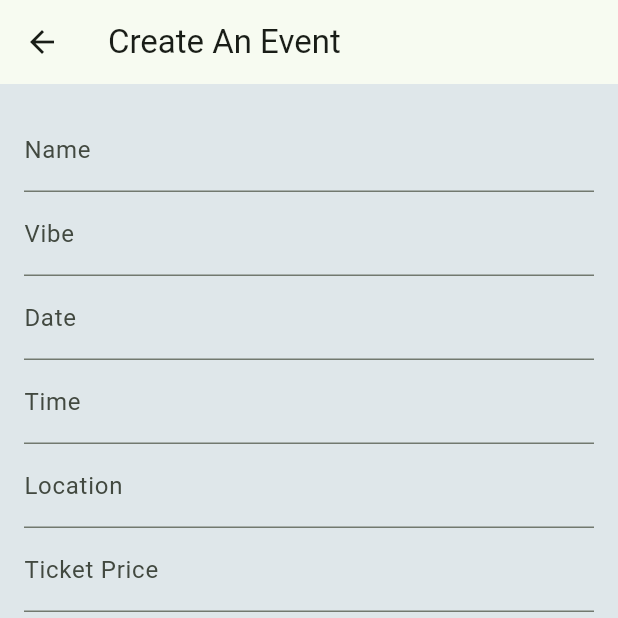
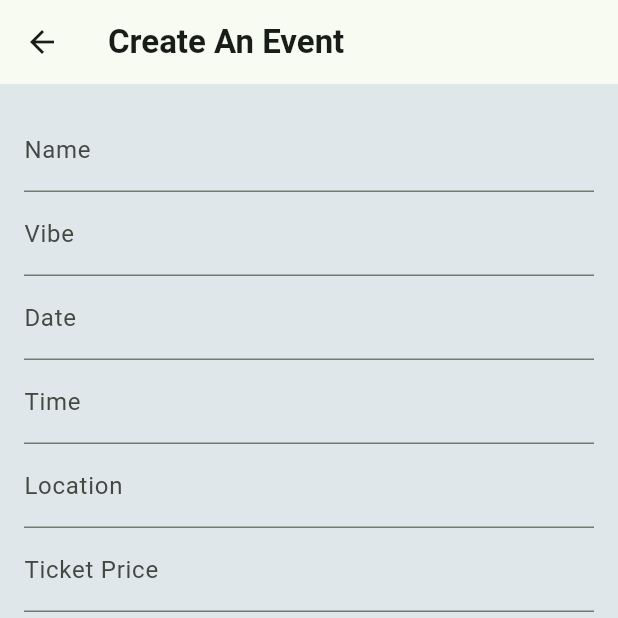
Before and after one commit to StephinAntonio7/WhatsTheVibesNY, a Flutter app: the CreateScreen screen opened directly, on a phone screen of 412 x 824 dp, the top half of it. Run offline on Flutter 3.47's test engine with Material 3 defaults, Android fonts, the phone set to English and light mode, and no system bars; our stand-ins replace flutter_secure_storage; accounts and stored records are empty.

Commit message:
final changes

```diff
--- a/lib/screens/CreateScreen/create_screen.dart
+++ b/lib/screens/CreateScreen/create_screen.dart
@@ -29,7 +29,10 @@ class CreateScreen extends StatelessWidget {
     return Scaffold(
       backgroundColor: Color.fromARGB(255, 223, 231, 234),
       appBar: AppBar(
-        title: Text('Create An Event'),
+        title: Text(
+          'Create An Event',
+          style: TextStyle(fontWeight: FontWeight.bold),
+        ),
       ),
       body: SingleChildScrollView(
         child: Padding(
```
